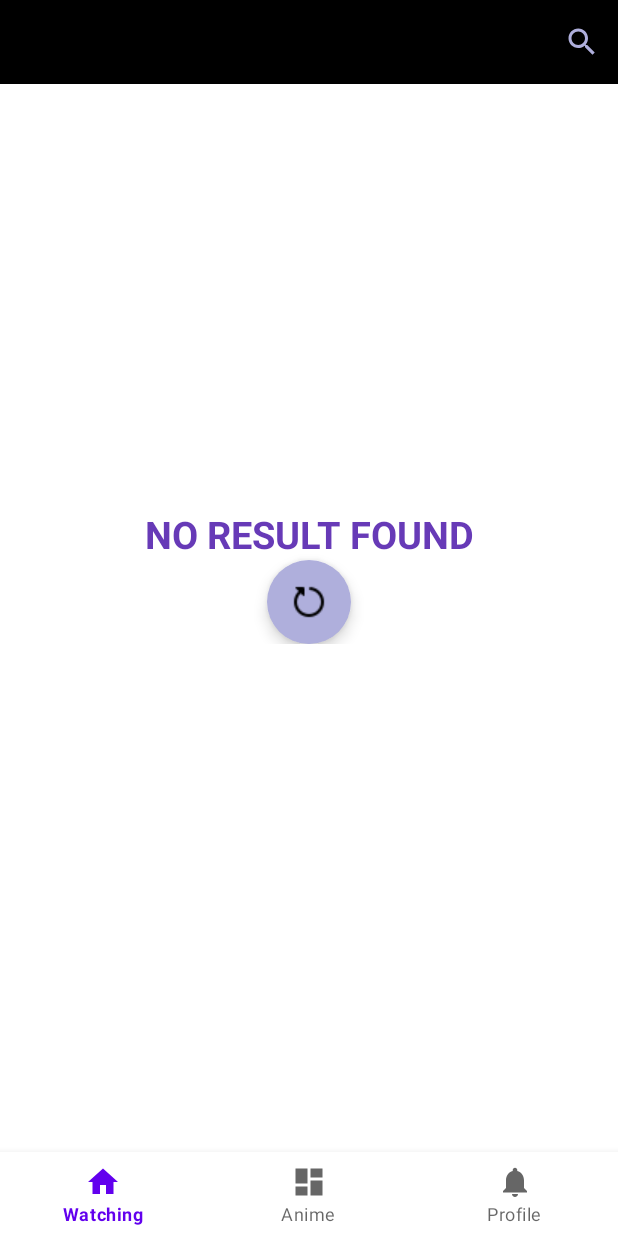
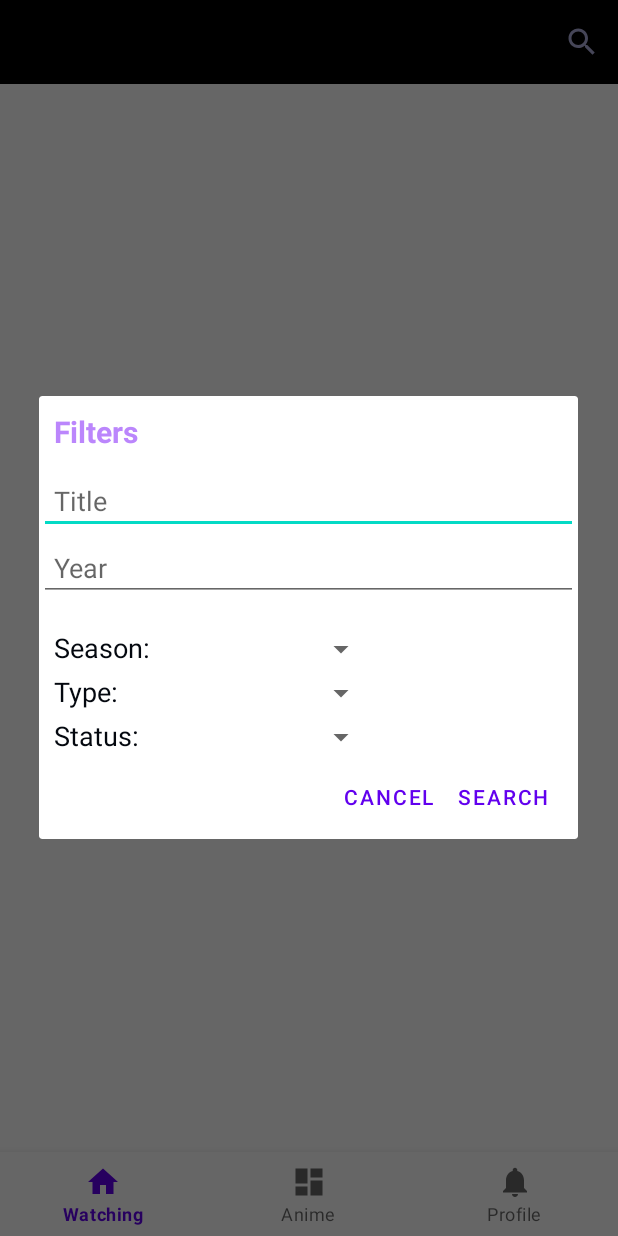
Before and after one commit to eloix2/Anikiwi, an Android app: the AnimeFragment screen opened through its navigation route, after a tap on "Search", on a phone screen of 412 x 824 dp. Run offline under Robolectric (Android 15) with nearby library versions, the phone set to English and light mode, and no system bars; our stand-ins replace navigation-ui; pictures from the network do not load.

Commit message:
Filter bones done

```diff
--- a/app/src/main/java/com/example/anikiwi/ui/anime/AnimeFragment.java
+++ b/app/src/main/java/com/example/anikiwi/ui/anime/AnimeFragment.java
@@ -1,5 +1,6 @@
 package com.example.anikiwi.ui.anime;
 
+import android.content.DialogInterface;
 import android.content.Intent;
 import android.os.Bundle;
 import android.os.Handler;
@@ -10,13 +11,17 @@ import android.view.MenuInflater;
 import android.view.MenuItem;
 import android.view.View;
 import android.view.ViewGroup;
+import android.widget.ArrayAdapter;
+import android.widget.EditText;
 import android.widget.LinearLayout;
 import android.widget.ListView;
 import android.widget.ProgressBar;
+import android.widget.Spinner;
 import android.widget.TextView;
 import android.widget.Toast;
 
 import androidx.annotation.NonNull;
+import androidx.appcompat.app.AlertDialog;
 import androidx.appcompat.app.AppCompatActivity;
 import androidx.appcompat.widget.Toolbar;
 import androidx.core.view.MenuProvider;
@@ -103,6 +108,7 @@ public class AnimeFragment extends Fragment implements AnimeAdapter.ItemClickLis
                 if (menuItem.getItemId() == R.id.action_search) {
                     // Handle search icon press
                     Toast.makeText(getContext(), "Search icon pressed", Toast.LENGTH_SHORT).show();
+                    showCustomDialog();
                     return true;
                 }
                 return false;
@@ -196,4 +202,63 @@ public class AnimeFragment extends Fragment implements AnimeAdapter.ItemClickLis
         });
 
     }
+
+    public void showCustomDialog() {
+        AlertDialog.Builder builder = new AlertDialog.Builder(this.requireContext());
+        LayoutInflater inflater = getLayoutInflater();
+        View dialogView = inflater.inflate(R.layout.dialog_layout, null);
+        builder.setView(dialogView);
+
+        EditText editTextName = dialogView.findViewById(R.id.editTextTitle);
+        EditText editTextYear = dialogView.findViewById(R.id.editTextYear);
+
+        // Lists of seasons, types and statuses
+        Spinner spinnerSeasons = dialogView.findViewById(R.id.spinnerSeason);
+        Spinner spinnerTypes = dialogView.findViewById(R.id.spinnerType);
+        Spinner spinnerStatus = dialogView.findViewById(R.id.spinnerStatus);
+
+        // Creates ArrayAdapters to populate the Spinners with seasons, types and statuses
+        ArrayAdapter<CharSequence> adapterSeason = ArrayAdapter.createFromResource(this.requireContext(),
+                R.array.seasons_array, android.R.layout.simple_spinner_item);
+
+        adapterSeason.setDropDownViewResource(android.R.layout.simple_spinner_dropdown_item);
+
+        ArrayAdapter<CharSequence> adapterType = ArrayAdapter.createFromResource(this.requireContext(),
+                R.array.types_array, android.R.layout.simple_spinner_item);
+
+        adapterType.setDropDownViewResource(android.R.layout.simple_spinner_dropdown_item);
+
+        ArrayAdapter<CharSequence> adapterStatus = ArrayAdapter.createFromResource(this.requireContext(),
+                R.array.status_array, android.R.layout.simple_spinner_item);
+
+        adapterStatus.setDropDownViewResource(android.R.layout.simple_spinner_dropdown_item);
+
+        // Set the adapter to the Spinner
+        spinnerSeasons.setAdapter(adapterSeason);
+        spinnerTypes.setAdapter(adapterType);
+        spinnerStatus.setAdapter(adapterStatus);
+
+        builder.setPositiveButton("Search", new DialogInterface.OnClickListener() {
+            @Override
+            public void onClick(DialogInterface dialog, int which) {
+                String name = editTextName.getText().toString();
+                String year = editTextYear.getText().toString();
+                String selectedSeason = spinnerSeasons.getSelectedItem().toString();
+
+                // Realiza acciones con los datos ingresados por el usuario
+                // por ejemplo, puedes mostrar estos valores en un TextView o hacer algo más con ellos
+            }
+        });
+
+        builder.setNegativeButton("Cancel", new DialogInterface.OnClickListener() {
+            @Override
+            public void onClick(DialogInterface dialog, int which) {
+                dialog.cancel(); // Cierra el diálogo si se presiona "Cancelar"
+            }
+        });
+
+        AlertDialog dialog = builder.create();
+        dialog.show();
+    }
+
 }
--- /dev/null
+++ b/app/src/main/res/layout/dialog_layout.xml
@@ -0,0 +1,118 @@
+<?xml version="1.0" encoding="utf-8"?>
+<!-- dialog_layout.xml -->
+<LinearLayout
+    xmlns:android="http://schemas.android.com/apk/res/android"
+    android:layout_width="match_parent"
+    android:layout_height="wrap_content"
+    android:orientation="vertical">
+
+    <TextView
+        android:layout_width="wrap_content"
+        android:layout_height="wrap_content"
+        android:text="@string/filters"
+        android:textSize="20sp"
+        android:textStyle="bold"
+        android:textColor="@color/purple_200"
+        android:padding="10dp"
+        android:gravity="center_horizontal" />
+
+    <EditText
+        android:id="@+id/editTextTitle"
+        android:layout_width="match_parent"
+        android:layout_height="wrap_content"
+        android:hint="@string/title"
+        android:padding="10dp" />
+
+    <EditText
+        android:id="@+id/editTextYear"
+        android:layout_width="match_parent"
+        android:layout_height="wrap_content"
+        android:hint="@string/year"
+        android:padding="10dp" />
+
+    <!-- space -->
+    <Space
+        android:layout_width="match_parent"
+        android:layout_height="20dp" />
+
+    <RelativeLayout
+        android:layout_width="match_parent"
+        android:layout_height="wrap_content"
+        android:orientation="horizontal">
+
+        <TextView
+            android:id="@+id/textViewSeason"
+            android:layout_width="wrap_content"
+            android:layout_height="wrap_content"
+            android:text="Season:"
+            android:layout_alignBaseline="@+id/spinnerSeason"
+            android:textSize="18sp"
+            android:paddingEnd="8dp"
+            android:paddingStart="10dp" />
+
+        <Spinner
+            android:id="@+id/spinnerSeason"
+            android:layout_width="wrap_content"
+            android:layout_height="wrap_content"
+            android:layout_alignParentEnd="true"
+            android:layout_marginEnd="134dp" />
+
+    </RelativeLayout>
+
+    <Space
+        android:layout_width="match_parent"
+        android:layout_height="5dp" />
+
+    <RelativeLayout
+        android:layout_width="match_parent"
+        android:layout_height="wrap_content"
+        android:orientation="horizontal">
+
+        <TextView
+            android:id="@+id/textViewType"
+            android:layout_width="wrap_content"
+            android:layout_height="wrap_content"
+            android:text="Type:"
+            android:layout_alignBaseline="@+id/spinnerType"
+            android:textSize="18sp"
+            android:paddingEnd="8dp"
+            android:paddingStart="10dp" />
+
+        <Spinner
+            android:id="@+id/spinnerType"
+            android:layout_width="wrap_content"
+            android:layout_height="wrap_content"
+            android:layout_alignParentEnd="true"
+            android:layout_marginEnd="134dp"
+            android:outlineSpotShadowColor="@color/purple_500"/>
+
+    </RelativeLayout>
+
+    <Space
+        android:layout_width="match_parent"
+        android:layout_height="5dp" />
+
+    <RelativeLayout
+        android:layout_width="match_parent"
+        android:layout_height="wrap_content"
+        android:orientation="horizontal">
+
+        <TextView
+            android:id="@+id/textViewStatus"
+            android:layout_width="wrap_content"
+            android:layout_height="wrap_content"
+            android:text="Status:"
+            android:layout_alignBaseline="@+id/spinnerStatus"
+            android:textSize="18sp"
+            android:paddingEnd="8dp"
+            android:paddingStart="10dp" />
+
+        <Spinner
+            android:id="@+id/spinnerStatus"
+            android:layout_width="wrap_content"
+            android:layout_height="wrap_content"
+            android:layout_alignParentEnd="true"
+            android:layout_marginEnd="134dp" />
+    </RelativeLayout>
+
+</LinearLayout>
--- a/app/src/main/res/values/strings.xml
+++ b/app/src/main/res/values/strings.xml
@@ -11,4 +11,35 @@
     <string name="logout">Logout</string>
     <string name="search">Search</string>
     <string name="anikiwi">Anikiwi</string>
+    <string name="nombre">Nombre</string>
+    <string name="name">Name</string>
+    <string name="year">Year</string>
+    <string name="title">Title</string>
+    <string name="type">Type</string>
+    <string name="status">Status</string>
+    <string name="season">Season</string>
+    <string name="filters">Filters</string>
+    <string-array name="seasons_array">
+        <item />
+        <item>Spring</item>
+        <item>Summer</item>
+        <item>Winter</item>
+        <item>Fall</item>
+    </string-array>
+    <string-array name="types_array">
+        <item />
+        <item>Tv</item>
+        <item>Movie</item>
+        <item>Ova</item>
+        <item>Ona</item>
+        <item>Special</item>
+        <item>Unknown</item>
+    </string-array>
+    <string-array name="status_array">
+        <item />
+        <item>Finished</item>
+        <item>Ongoing</item>
+        <item>Upcoming</item>
+        <item>Unknown</item>
+    </string-array>
 </resources>
```
